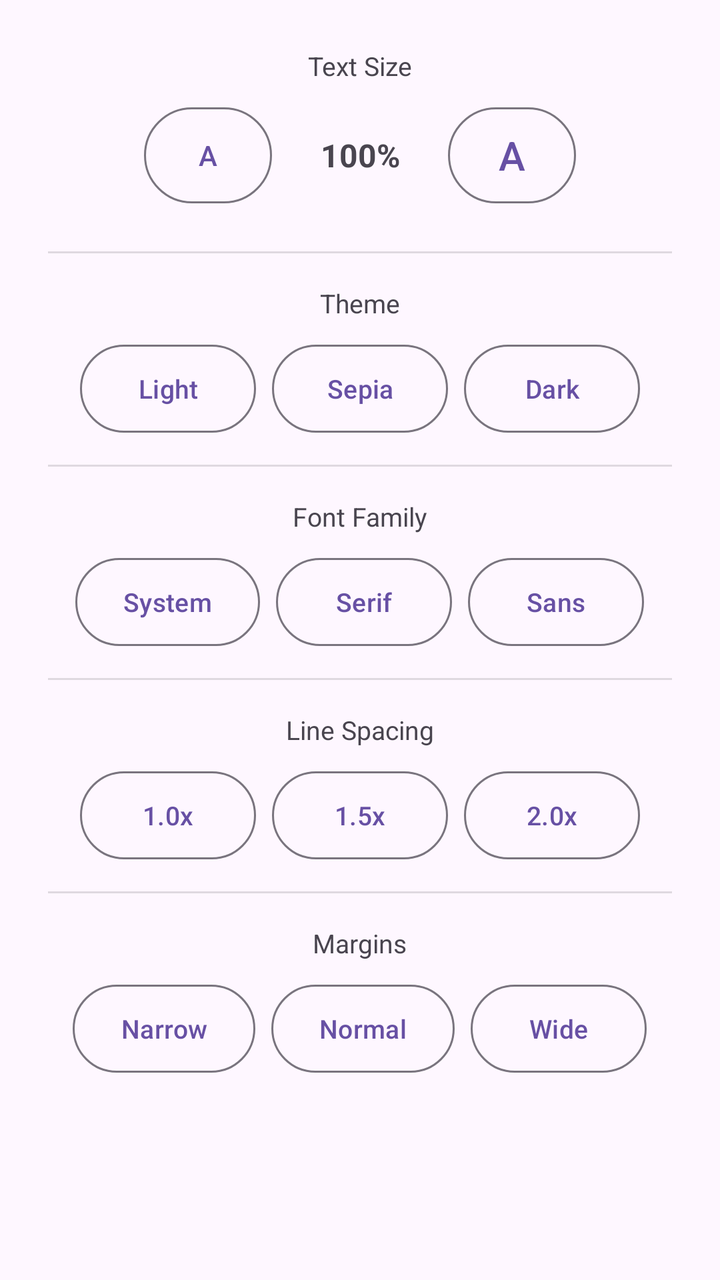
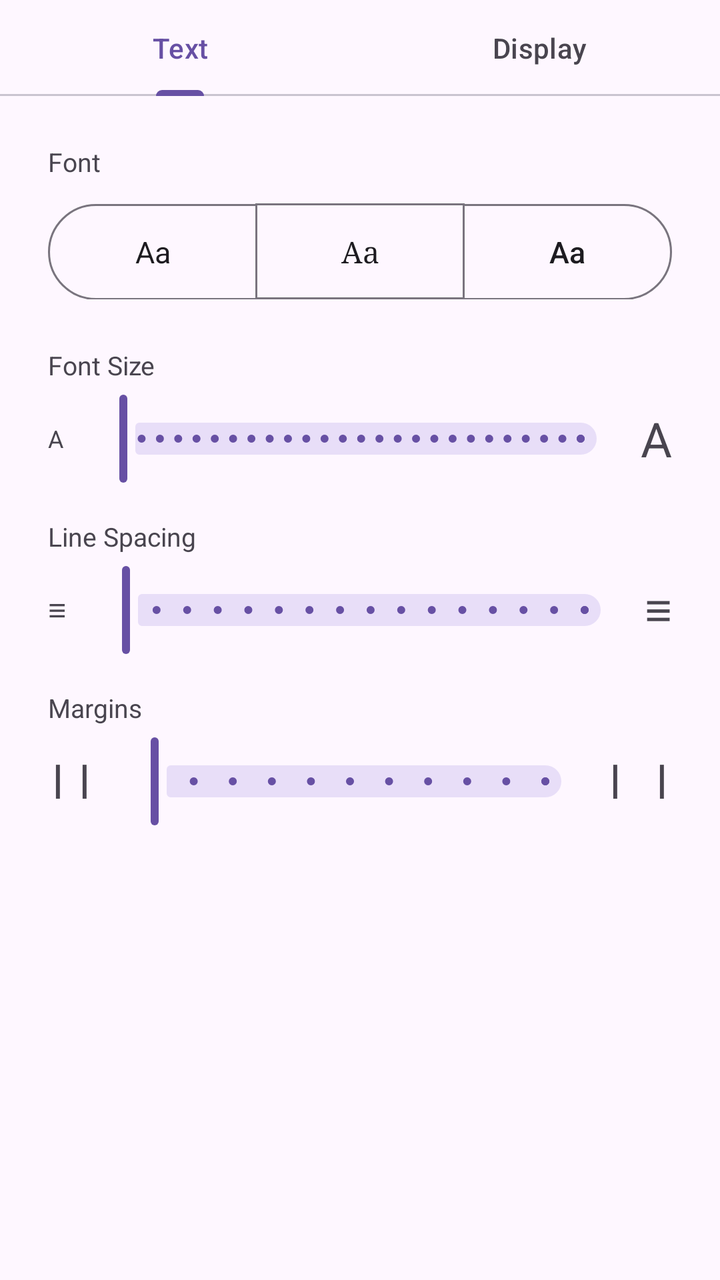

An Android layout rendered at two revisions. The XML below is the earlier revision; the diff shows what the commit changed to produce the second picture.
<!-- AndroidManifest.xml: application theme Theme.BookSync -->
<!-- res/layout/dialog_display_settings.xml -->
<?xml version="1.0" encoding="utf-8"?>
<LinearLayout
    xmlns:android="http://schemas.android.com/apk/res/android"
    android:layout_width="match_parent"
    android:layout_height="wrap_content"
    android:orientation="vertical"
    android:padding="24dp"
    android:gravity="center_horizontal">

    
    <TextView
        android:layout_width="wrap_content"
        android:layout_height="wrap_content"
        android:text="Text Size"
        android:textSize="13sp"
        android:textColor="?android:attr/textColorSecondary"
        android:layout_marginBottom="12dp" />

    <LinearLayout
        android:layout_width="wrap_content"
        android:layout_height="wrap_content"
        android:orientation="horizontal"
        android:gravity="center_vertical"
        android:layout_marginBottom="24dp">

        
        <com.google.android.material.button.MaterialButton
            android:id="@+id/btn_font_decrease"
            style="@style/Widget.Material3.Button.OutlinedButton"
            android:layout_width="64dp"
            android:layout_height="48dp"
            android:text="A"
            android:textSize="14sp"
            android:paddingStart="0dp"
            android:paddingEnd="0dp"
            android:insetTop="0dp"
            android:insetBottom="0dp"
            android:minWidth="0dp" />

        
        <TextView
            android:id="@+id/text_font_size"
            android:layout_width="72dp"
            android:layout_height="wrap_content"
            android:text="100%"
            android:textSize="16sp"
            android:textStyle="bold"
            android:gravity="center"
            android:layout_marginStart="8dp"
            android:layout_marginEnd="8dp" />

        
        <com.google.android.material.button.MaterialButton
            android:id="@+id/btn_font_increase"
            style="@style/Widget.Material3.Button.OutlinedButton"
            android:layout_width="64dp"
            android:layout_height="48dp"
            android:text="A"
            android:textSize="20sp"
            android:paddingStart="0dp"
            android:paddingEnd="0dp"
            android:insetTop="0dp"
            android:insetBottom="0dp"
            android:minWidth="0dp" />
    </LinearLayout>

    
    <View
        android:layout_width="match_parent"
        android:layout_height="1dp"
        android:background="?android:attr/listDivider"
        android:layout_marginBottom="16dp" />

    
    <TextView
        android:layout_width="wrap_content"
        android:layout_height="wrap_content"
        android:text="Theme"
        android:textSize="13sp"
        android:textColor="?android:attr/textColorSecondary"
        android:layout_marginBottom="12dp" />

    <LinearLayout
        android:layout_width="wrap_content"
        android:layout_height="wrap_content"
        android:orientation="horizontal"
        android:gravity="center_vertical">

        
        <com.google.android.material.button.MaterialButton
            android:id="@+id/btn_theme_light"
            style="@style/Widget.Material3.Button.OutlinedButton"
            android:layout_width="wrap_content"
            android:layout_height="44dp"
            android:text="Light"
            android:textSize="13sp"
            android:insetTop="0dp"
            android:insetBottom="0dp"
            android:layout_marginEnd="8dp" />

        
        <com.google.android.material.button.MaterialButton
            android:id="@+id/btn_theme_sepia"
            style="@style/Widget.Material3.Button.OutlinedButton"
            android:layout_width="wrap_content"
            android:layout_height="44dp"
            android:text="Sepia"
            android:textSize="13sp"
            android:insetTop="0dp"
            android:insetBottom="0dp"
            android:layout_marginEnd="8dp" />

        
        <com.google.android.material.button.MaterialButton
            android:id="@+id/btn_theme_dark"
            style="@style/Widget.Material3.Button.OutlinedButton"
            android:layout_width="wrap_content"
            android:layout_height="44dp"
            android:text="Dark"
            android:textSize="13sp"
            android:insetTop="0dp"
            android:insetBottom="0dp" />
    </LinearLayout>

    
    <View
        android:layout_width="match_parent"
        android:layout_height="1dp"
        android:background="?android:attr/listDivider"
        android:layout_marginTop="16dp"
        android:layout_marginBottom="16dp" />

    
    <TextView
        android:layout_width="wrap_content"
        android:layout_height="wrap_content"
        android:text="Font Family"
        android:textSize="13sp"
        android:textColor="?android:attr/textColorSecondary"
        android:layout_marginBottom="12dp" />

    <LinearLayout
        android:layout_width="wrap_content"
        android:layout_height="wrap_content"
        android:orientation="horizontal"
        android:gravity="center_vertical">
        <com.google.android.material.button.MaterialButton
            android:id="@+id/btn_font_system"
            style="@style/Widget.Material3.Button.OutlinedButton"
            android:layout_width="wrap_content"
            android:layout_height="44dp"
            android:text="System"
            android:textSize="13sp"
            android:insetTop="0dp"
            android:insetBottom="0dp"
            android:layout_marginEnd="8dp" />
        <com.google.android.material.button.MaterialButton
            android:id="@+id/btn_font_serif"
            style="@style/Widget.Material3.Button.OutlinedButton"
            android:layout_width="wrap_content"
            android:layout_height="44dp"
            android:text="Serif"
            android:textSize="13sp"
            android:insetTop="0dp"
            android:insetBottom="0dp"
            android:layout_marginEnd="8dp" />
        <com.google.android.material.button.MaterialButton
            android:id="@+id/btn_font_sans"
            style="@style/Widget.Material3.Button.OutlinedButton"
            android:layout_width="wrap_content"
            android:layout_height="44dp"
            android:text="Sans"
            android:textSize="13sp"
            android:insetTop="0dp"
            android:insetBottom="0dp" />
    </LinearLayout>

    
    <View
        android:layout_width="match_parent"
        android:layout_height="1dp"
        android:background="?android:attr/listDivider"
        android:layout_marginTop="16dp"
        android:layout_marginBottom="16dp" />

    
    <TextView
        android:layout_width="wrap_content"
        android:layout_height="wrap_content"
        android:text="Line Spacing"
        android:textSize="13sp"
        android:textColor="?android:attr/textColorSecondary"
        android:layout_marginBottom="12dp" />

    <LinearLayout
        android:layout_width="wrap_content"
        android:layout_height="wrap_content"
        android:orientation="horizontal"
        android:gravity="center_vertical">
        <com.google.android.material.button.MaterialButton
            android:id="@+id/btn_spacing_10"
            style="@style/Widget.Material3.Button.OutlinedButton"
            android:layout_width="wrap_content"
            android:layout_height="44dp"
            android:text="1.0x"
            android:textSize="13sp"
            android:insetTop="0dp"
            android:insetBottom="0dp"
            android:layout_marginEnd="8dp" />
        <com.google.android.material.button.MaterialButton
            android:id="@+id/btn_spacing_15"
            style="@style/Widget.Material3.Button.OutlinedButton"
            android:layout_width="wrap_content"
            android:layout_height="44dp"
            android:text="1.5x"
            android:textSize="13sp"
            android:insetTop="0dp"
            android:insetBottom="0dp"
            android:layout_marginEnd="8dp" />
        <com.google.android.material.button.MaterialButton
            android:id="@+id/btn_spacing_20"
            style="@style/Widget.Material3.Button.OutlinedButton"
            android:layout_width="wrap_content"
            android:layout_height="44dp"
            android:text="2.0x"
            android:textSize="13sp"
            android:insetTop="0dp"
            android:insetBottom="0dp" />
    </LinearLayout>

    
    <View
        android:layout_width="match_parent"
        android:layout_height="1dp"
        android:background="?android:attr/listDivider"
        android:layout_marginTop="16dp"
        android:layout_marginBottom="16dp" />

    
    <TextView
        android:layout_width="wrap_content"
        android:layout_height="wrap_content"
        android:text="Margins"
        android:textSize="13sp"
        android:textColor="?android:attr/textColorSecondary"
        android:layout_marginBottom="12dp" />

    <LinearLayout
        android:layout_width="wrap_content"
        android:layout_height="wrap_content"
        android:orientation="horizontal"
        android:gravity="center_vertical">
        <com.google.android.material.button.MaterialButton
            android:id="@+id/btn_margin_narrow"
            style="@style/Widget.Material3.Button.OutlinedButton"
            android:layout_width="wrap_content"
            android:layout_height="44dp"
            android:text="Narrow"
            android:textSize="13sp"
            android:insetTop="0dp"
            android:insetBottom="0dp"
            android:layout_marginEnd="8dp" />
        <com.google.android.material.button.MaterialButton
            android:id="@+id/btn_margin_normal"
            style="@style/Widget.Material3.Button.OutlinedButton"
            android:layout_width="wrap_content"
            android:layout_height="44dp"
            android:text="Normal"
            android:textSize="13sp"
            android:insetTop="0dp"
            android:insetBottom="0dp"
            android:layout_marginEnd="8dp" />
        <com.google.android.material.button.MaterialButton
            android:id="@+id/btn_margin_wide"
            style="@style/Widget.Material3.Button.OutlinedButton"
            android:layout_width="wrap_content"
            android:layout_height="44dp"
            android:text="Wide"
            android:textSize="13sp"
            android:insetTop="0dp"
            android:insetBottom="0dp" />
    </LinearLayout>

</LinearLayout>
<!-- resources referenced by this layout -->
<resources>
  <style name="Theme.BookSync" parent="Theme.Material3.DayNight.NoActionBar" />
</resources>

<!-- the commit's change to res/layout/dialog_display_settings.xml (unified diff, before → after) -->
@@ -1,284 +1,356 @@
 <?xml version="1.0" encoding="utf-8"?>
 <LinearLayout
     xmlns:android="http://schemas.android.com/apk/res/android"
+    xmlns:app="http://schemas.android.com/apk/res-auto"
     android:layout_width="match_parent"
     android:layout_height="wrap_content"
-    android:orientation="vertical"
-    android:padding="24dp"
-    android:gravity="center_horizontal">
+    android:orientation="vertical">
 
     
-    <TextView
-        android:layout_width="wrap_content"
+    <com.google.android.material.tabs.TabLayout
+        android:id="@+id/tab_layout"
+        android:layout_width="match_parent"
         android:layout_height="wrap_content"
-        android:text="Text Size"
-        android:textSize="13sp"
-        android:textColor="?android:attr/textColorSecondary"
-        android:layout_marginBottom="12dp" />
-
-    <LinearLayout
-        android:layout_width="wrap_content"
+        app:tabMode="fixed"
+        app:tabGravity="fill"
+        app:tabIndicatorColor="?attr/colorPrimary"
+        app:tabTextColor="?android:attr/textColorSecondary"
+        app:tabSelectedTextColor="?attr/colorPrimary">
+
+        <com.google.android.material.tabs.TabItem
+            android:layout_width="wrap_content"
+            android:layout_height="wrap_content"
+            android:text="Text" />
+
+        <com.google.android.material.tabs.TabItem
+            android:layout_width="wrap_content"
+            android:layout_height="wrap_content"
+            android:text="Display" />
+    </com.google.android.material.tabs.TabLayout>
+
+    
+    <FrameLayout
+        android:layout_width="match_parent"
         android:layout_height="wrap_content"
-        android:orientation="horizontal"
-        android:gravity="center_vertical"
-        android:layout_marginBottom="24dp">
+        android:padding="24dp">
 
         
-        <com.google.android.material.button.MaterialButton
-            android:id="@+id/btn_font_decrease"
-            style="@style/Widget.Material3.Button.OutlinedButton"
-            android:layout_width="64dp"
-            android:layout_height="48dp"
-            android:text="A"
-            android:textSize="14sp"
-            android:paddingStart="0dp"
-            android:paddingEnd="0dp"
-            android:insetTop="0dp"
-            android:insetBottom="0dp"
-            android:minWidth="0dp" />
+        <LinearLayout
+            android:id="@+id/tab_text_content"
+            android:layout_width="match_parent"
+            android:layout_height="wrap_content"
+            android:orientation="vertical"
+            android:visibility="visible">
+
+            
+            <TextView
+                android:layout_width="wrap_content"
+                android:layout_height="wrap_content"
+                android:text="Font"
+                android:textSize="13sp"
+                android:textColor="?android:attr/textColorSecondary"
+                android:layout_marginBottom="12dp" />
+
+            <com.google.android.material.button.MaterialButtonToggleGroup
+                android:id="@+id/font_family_group"
+                android:layout_width="match_parent"
+                android:layout_height="wrap_content"
+                app:singleSelection="true"
+                app:selectionRequired="true"
+                android:layout_marginBottom="24dp">
+
+                <com.google.android.material.button.MaterialButton
+                    android:id="@+id/btn_font_system"
+                    style="@style/Widget.Material3.Button.OutlinedButton"
+                    android:layout_width="0dp"
+                    android:layout_weight="1"
+                    android:layout_height="48dp"
+                    android:text="Aa"
+                    android:textSize="15sp"
+                    android:fontFamily="sans-serif"
+                    android:insetTop="0dp"
+                    android:insetBottom="0dp" />
+
+                <com.google.android.material.button.MaterialButton
+                    android:id="@+id/btn_font_serif"
+                    style="@style/Widget.Material3.Button.OutlinedButton"
+                    android:layout_width="0dp"
+                    android:layout_weight="1"
+                    android:layout_height="48dp"
+                    android:text="Aa"
+                    android:textSize="15sp"
+                    android:fontFamily="serif"
+                    android:insetTop="0dp"
+                    android:insetBottom="0dp" />
+
+                <com.google.android.material.button.MaterialButton
+                    android:id="@+id/btn_font_sans"
+                    style="@style/Widget.Material3.Button.OutlinedButton"
+                    android:layout_width="0dp"
+                    android:layout_weight="1"
+                    android:layout_height="48dp"
+                    android:text="Aa"
+                    android:textSize="15sp"
+                    android:fontFamily="sans-serif-medium"
+                    android:insetTop="0dp"
+                    android:insetBottom="0dp" />
+            </com.google.android.material.button.MaterialButtonToggleGroup>
+
+            
+            <TextView
+                android:layout_width="wrap_content"
+                android:layout_height="wrap_content"
+                android:text="Font Size"
+                android:textSize="13sp"
+                android:textColor="?android:attr/textColorSecondary"
+                android:layout_marginBottom="4dp" />
+
+            <LinearLayout
+                android:layout_width="match_parent"
+                android:layout_height="wrap_content"
+                android:orientation="horizontal"
+                android:gravity="center_vertical"
+                android:layout_marginBottom="16dp">
+
+                <TextView
+                    android:layout_width="wrap_content"
+                    android:layout_height="wrap_content"
+                    android:text="A"
+                    android:textSize="12sp"
+                    android:textColor="?android:attr/textColorSecondary"
+                    android:layout_marginEnd="8dp" />
+
+                <com.google.android.material.slider.Slider
+                    android:id="@+id/slider_font_size"
+                    android:layout_width="0dp"
+                    android:layout_weight="1"
+                    android:layout_height="wrap_content"
+                    android:valueFrom="50"
+                    android:valueTo="300"
+                    android:stepSize="10" />
+
+                <TextView
+                    android:layout_width="wrap_content"
+                    android:layout_height="wrap_content"
+                    android:text="A"
+                    android:textSize="24sp"
+                    android:textColor="?android:attr/textColorSecondary"
+                    android:layout_marginStart="8dp" />
+            </LinearLayout>
+
+            
+            <TextView
+                android:layout_width="wrap_content"
+                android:layout_height="wrap_content"
+                android:text="Line Spacing"
+                android:textSize="13sp"
+                android:textColor="?android:attr/textColorSecondary"
+                android:layout_marginBottom="4dp" />
+
+            <LinearLayout
+                android:layout_width="match_parent"
+                android:layout_height="wrap_content"
+                android:orientation="horizontal"
+                android:gravity="center_vertical"
+                android:layout_marginBottom="16dp">
+
+                <TextView
+                    android:layout_width="wrap_content"
+                    android:layout_height="wrap_content"
+                    android:text="≡"
+                    android:textSize="16sp"
+                    android:textColor="?android:attr/textColorSecondary"
+                    android:layout_marginEnd="8dp" />
+
+                <com.google.android.material.slider.Slider
+                    android:id="@+id/slider_spacing"
+                    android:layout_width="0dp"
+                    android:layout_weight="1"
+                    android:layout_height="wrap_content"
+                    android:valueFrom="1.0"
+                    android:valueTo="2.5"
+                    android:stepSize="0.1" />
+
+                <TextView
+                    android:layout_width="wrap_content"
+                    android:layout_height="wrap_content"
+                    android:text="≡"
+                    android:textSize="24sp"
+                    android:textColor="?android:attr/textColorSecondary"
+                    android:layout_marginStart="8dp" />
+            </LinearLayout>
+
+            
+            <TextView
+                android:layout_width="wrap_content"
+                android:layout_height="wrap_content"
+                android:text="Margins"
+                android:textSize="13sp"
+                android:textColor="?android:attr/textColorSecondary"
+                android:layout_marginBottom="4dp" />
+
+            <LinearLayout
+                android:layout_width="match_parent"
+                android:layout_height="wrap_content"
+                android:orientation="horizontal"
+                android:gravity="center_vertical">
+
+                <TextView
+                    android:layout_width="wrap_content"
+                    android:layout_height="wrap_content"
+                    android:text="┃ ┃"
+                    android:textSize="14sp"
+                    android:textColor="?android:attr/textColorSecondary"
+                    android:layout_marginEnd="8dp" />
+
+                <com.google.android.material.slider.Slider
+                    android:id="@+id/slider_margins"
+                    android:layout_width="0dp"
+                    android:layout_weight="1"
+                    android:layout_height="wrap_content"
+                    android:valueFrom="0.5"
+                    android:valueTo="3.0"
+                    android:stepSize="0.25" />
+
+                <TextView
+                    android:layout_width="wrap_content"
+                    android:layout_height="wrap_content"
+                    android:text="┃    ┃"
+                    android:textSize="14sp"
+                    android:textColor="?android:attr/textColorSecondary"
+                    android:layout_marginStart="8dp" />
+            </LinearLayout>
+
+        </LinearLayout>
 
         
-        <TextView
-            android:id="@+id/text_font_size"
-            android:layout_width="72dp"
+        <LinearLayout
+            android:id="@+id/tab_display_content"
+            android:layout_width="match_parent"
             android:layout_height="wrap_content"
-            android:text="100%"
-            android:textSize="16sp"
-            android:textStyle="bold"
-            android:gravity="center"
-            android:layout_marginStart="8dp"
-            android:layout_marginEnd="8dp" />
-
-        
-        <com.google.android.material.button.MaterialButton
-            android:id="@+id/btn_font_increase"
-            style="@style/Widget.Material3.Button.OutlinedButton"
-            android:layout_width="64dp"
-            android:layout_height="48dp"
-            android:text="A"
-            android:textSize="20sp"
-            android:paddingStart="0dp"
-            android:paddingEnd="0dp"
-            android:insetTop="0dp"
-            android:insetBottom="0dp"
-            android:minWidth="0dp" />
-    </LinearLayout>
-
-    
-    <View
-        android:layout_width="match_parent"
-        android:layout_height="1dp"
-        android:background="?android:attr/listDivider"
-        android:layout_marginBottom="16dp" />
-
-    
-    <TextView
-        android:layout_width="wrap_content"
-        android:layout_height="wrap_content"
-        android:text="Theme"
-        android:textSize="13sp"
-        android:textColor="?android:attr/textColorSecondary"
-        android:layout_marginBottom="12dp" />
-
-    <LinearLayout
-        android:layout_width="wrap_content"
-        android:layout_height="wrap_content"
-        android:orientation="horizontal"
-        android:gravity="center_vertical">
-
-        
-        <com.google.android.material.button.MaterialButton
-            android:id="@+id/btn_theme_light"
-            style="@style/Widget.Material3.Button.OutlinedButton"
-            android:layout_width="wrap_content"
-            android:layout_height="44dp"
-            android:text="Light"
-            android:textSize="13sp"
-            android:insetTop="0dp"
-            android:insetBottom="0dp"
-            android:layout_marginEnd="8dp" />
-
-        
-        <com.google.android.material.button.MaterialButton
-            android:id="@+id/btn_theme_sepia"
-            style="@style/Widget.Material3.Button.OutlinedButton"
-            android:layout_width="wrap_content"
-            android:layout_height="44dp"
-            android:text="Sepia"
-            android:textSize="13sp"
-            android:insetTop="0dp"
-            android:insetBottom="0dp"
-            android:layout_marginEnd="8dp" />
-
-        
-        <com.google.android.material.button.MaterialButton
-            android:id="@+id/btn_theme_dark"
-            style="@style/Widget.Material3.Button.OutlinedButton"
-            android:layout_width="wrap_content"
-            android:layout_height="44dp"
-            android:text="Dark"
-            android:textSize="13sp"
-            android:insetTop="0dp"
-            android:insetBottom="0dp" />
-    </LinearLayout>
-
-    
-    <View
-        android:layout_width="match_parent"
-        android:layout_height="1dp"
-        android:background="?android:attr/listDivider"
-        android:layout_marginTop="16dp"
-        android:layout_marginBottom="16dp" />
-
-    
-    <TextView
-        android:layout_width="wrap_content"
-        android:layout_height="wrap_content"
-        android:text="Font Family"
-        android:textSize="13sp"
-        android:textColor="?android:attr/textColorSecondary"
-        android:layout_marginBottom="12dp" />
-
-    <LinearLayout
-        android:layout_width="wrap_content"
-        android:layout_height="wrap_content"
-        android:orientation="horizontal"
-        android:gravity="center_vertical">
-        <com.google.android.material.button.MaterialButton
-            android:id="@+id/btn_font_system"
-            style="@style/Widget.Material3.Button.OutlinedButton"
-            android:layout_width="wrap_content"
-            android:layout_height="44dp"
-            android:text="System"
-            android:textSize="13sp"
-            android:insetTop="0dp"
-            android:insetBottom="0dp"
-            android:layout_marginEnd="8dp" />
-        <com.google.android.material.button.MaterialButton
-            android:id="@+id/btn_font_serif"
-            style="@style/Widget.Material3.Button.OutlinedButton"
-            android:layout_width="wrap_content"
-            android:layout_height="44dp"
-            android:text="Serif"
-            android:textSize="13sp"
-            android:insetTop="0dp"
-            android:insetBottom="0dp"
-            android:layout_marginEnd="8dp" />
-        <com.google.android.material.button.MaterialButton
-            android:id="@+id/btn_font_sans"
-            style="@style/Widget.Material3.Button.OutlinedButton"
-            android:layout_width="wrap_content"
-            android:layout_height="44dp"
-            android:text="Sans"
-            android:textSize="13sp"
-            android:insetTop="0dp"
-            android:insetBottom="0dp" />
-    </LinearLayout>
-
-    
-    <View
-        android:layout_width="match_parent"
-        android:layout_height="1dp"
-        android:background="?android:attr/listDivider"
-        android:layout_marginTop="16dp"
-        android:layout_marginBottom="16dp" />
-
-    
-    <TextView
-        android:layout_width="wrap_content"
-        android:layout_height="wrap_content"
-        android:text="Line Spacing"
-        android:textSize="13sp"
-        android:textColor="?android:attr/textColorSecondary"
-        android:layout_marginBottom="12dp" />
-
-    <LinearLayout
-        android:layout_width="wrap_content"
-        android:layout_height="wrap_content"
-        android:orientation="horizontal"
-        android:gravity="center_vertical">
-        <com.google.android.material.button.MaterialButton
-            android:id="@+id/btn_spacing_10"
-            style="@style/Widget.Material3.Button.OutlinedButton"
-            android:layout_width="wrap_content"
-            android:layout_height="44dp"
-            android:text="1.0x"
-            android:textSize="13sp"
-            android:insetTop="0dp"
-            android:insetBottom="0dp"
-            android:layout_marginEnd="8dp" />
-        <com.google.android.material.button.MaterialButton
-            android:id="@+id/btn_spacing_15"
-            style="@style/Widget.Material3.Button.OutlinedButton"
-            android:layout_width="wrap_content"
-            android:layout_height="44dp"
-            android:text="1.5x"
-            android:textSize="13sp"
-            android:insetTop="0dp"
-            android:insetBottom="0dp"
-            android:layout_marginEnd="8dp" />
-        <com.google.android.material.button.MaterialButton
-            android:id="@+id/btn_spacing_20"
-            style="@style/Widget.Material3.Button.OutlinedButton"
-            android:layout_width="wrap_content"
-            android:layout_height="44dp"
-            android:text="2.0x"
-            android:textSize="13sp"
-            android:insetTop="0dp"
-            android:insetBottom="0dp" />
-    </LinearLayout>
-
-    
-    <View
-        android:layout_width="match_parent"
-        android:layout_height="1dp"
-        android:background="?android:attr/listDivider"
-        android:layout_marginTop="16dp"
-        android:layout_marginBottom="16dp" />
-
-    
-    <TextView
-        android:layout_width="wrap_content"
-        android:layout_height="wrap_content"
-        android:text="Margins"
-        android:textSize="13sp"
-        android:textColor="?android:attr/textColorSecondary"
-        android:layout_marginBottom="12dp" />
-
-    <LinearLayout
-        android:layout_width="wrap_content"
-        android:layout_height="wrap_content"
-        android:orientation="horizontal"
-        android:gravity="center_vertical">
-        <com.google.android.material.button.MaterialButton
-            android:id="@+id/btn_margin_narrow"
-            style="@style/Widget.Material3.Button.OutlinedButton"
-            android:layout_width="wrap_content"
-            android:layout_height="44dp"
-            android:text="Narrow"
-            android:textSize="13sp"
-            android:insetTop="0dp"
-            android:insetBottom="0dp"
-            android:layout_marginEnd="8dp" />
-        <com.google.android.material.button.MaterialButton
-            android:id="@+id/btn_margin_normal"
-            style="@style/Widget.Material3.Button.OutlinedButton"
-            android:layout_width="wrap_content"
-            android:layout_height="44dp"
-            android:text="Normal"
-            android:textSize="13sp"
-            android:insetTop="0dp"
-            android:insetBottom="0dp"
-            android:layout_marginEnd="8dp" />
-        <com.google.android.material.button.MaterialButton
-            android:id="@+id/btn_margin_wide"
-            style="@style/Widget.Material3.Button.OutlinedButton"
-            android:layout_width="wrap_content"
-            android:layout_height="44dp"
-            android:text="Wide"
-            android:textSize="13sp"
-            android:insetTop="0dp"
-            android:insetBottom="0dp" />
-    </LinearLayout>
-
+            android:orientation="vertical"
+            android:visibility="gone">
+
+            <TextView
+                android:layout_width="wrap_content"
+                android:layout_height="wrap_content"
+                android:text="Theme"
+                android:textSize="13sp"
+                android:textColor="?android:attr/textColorSecondary"
+                android:layout_marginBottom="16dp" />
+
+            
+            <LinearLayout
+                android:layout_width="match_parent"
+                android:layout_height="wrap_content"
+                android:orientation="horizontal"
+                android:gravity="center">
+
+                
+                <FrameLayout
+                    android:layout_width="0dp"
+                    android:layout_weight="1"
+                    android:layout_height="wrap_content"
+                    android:layout_marginEnd="8dp">
+                    <com.google.android.material.card.MaterialCardView
+                        android:id="@+id/btn_theme_light"
+                        android:layout_width="match_parent"
+                        android:layout_height="100dp"
+                        app:cardBackgroundColor="#FFFFFF"
+                        app:strokeWidth="1dp"
+                        app:strokeColor="#E0E0E0"
+                        app:cardCornerRadius="12dp"
+                        app:cardElevation="0dp"
+                        android:clickable="true"
+                        android:focusable="true">
+                        <TextView
+                            android:layout_width="match_parent"
+                            android:layout_height="match_parent"
+                            android:text="Aa"
+                            android:textSize="20sp"
+                            android:textColor="#1C1C1E"
+                            android:gravity="center" />
+                    </com.google.android.material.card.MaterialCardView>
+                    <ImageView
+                        android:id="@+id/check_theme_light"
+                        android:layout_width="20dp"
+                        android:layout_height="20dp"
+                        android:src="@android:drawable/checkbox_on_background"
+                        android:layout_gravity="top|end"
+                        android:layout_margin="6dp"
+                        android:visibility="gone"
+                        app:tint="?attr/colorPrimary" />
+                </FrameLayout>
+
+                
+                <FrameLayout
+                    android:layout_width="0dp"
+                    android:layout_weight="1"
+                    android:layout_height="wrap_content"
+                    android:layout_marginEnd="8dp">
+                    <com.google.android.material.card.MaterialCardView
+                        android:id="@+id/btn_theme_sepia"
+                        android:layout_width="match_parent"
+                        android:layout_height="100dp"
+                        app:cardBackgroundColor="#F5E6C8"
+                        app:cardCornerRadius="12dp"
+                        app:cardElevation="0dp"
+                        android:clickable="true"
+                        android:focusable="true">
+                        <TextView
+                            android:layout_width="match_parent"
+                            android:layout_height="match_parent"
+                            android:text="Aa"
+                            android:textSize="20sp"
+                            android:textColor="#5B4636"
+                            android:gravity="center" />
+                    </com.google.android.material.card.MaterialCardView>
+                    <ImageView
+                        android:id="@+id/check_theme_sepia"
+                        android:layout_width="20dp"
+                        android:layout_height="20dp"
+                        android:src="@android:drawable/checkbox_on_background"
+                        android:layout_gravity="top|end"
+                        android:layout_margin="6dp"
+                        android:visibility="gone"
+                        app:tint="?attr/colorPrimary" />
+                </FrameLayout>
+
+                
+                <FrameLayout
+                    android:layout_width="0dp"
+                    android:layout_weight="1"
+                    android:layout_height="wrap_content">
+                    <com.google.android.material.card.MaterialCardView
+                        android:id="@+id/btn_theme_dark"
+                        android:layout_width="match_parent"
+                        android:layout_height="100dp"
+                        app:cardBackgroundColor="#1C1C1E"
+                        app:cardCornerRadius="12dp"
+                        app:cardElevation="0dp"
+                        android:clickable="true"
+                        android:focusable="true">
+                        <TextView
+                            android:layout_width="match_parent"
+                            android:layout_height="match_parent"
+                            android:text="Aa"
+                            android:textSize="20sp"
+                            android:textColor="#FFFFFF"
+                            android:gravity="center" />
+                    </com.google.android.material.card.MaterialCardView>
+                    <ImageView
+                        android:id="@+id/check_theme_dark"
+                        android:layout_width="20dp"
+                        android:layout_height="20dp"
+                        android:src="@android:drawable/checkbox_on_background"
+                        android:layout_gravity="top|end"
+                        android:layout_margin="6dp"
+                        android:visibility="gone"
+                        app:tint="?attr/colorPrimary" />
+                </FrameLayout>
+
+            </LinearLayout>
+        </LinearLayout>
+
+    </FrameLayout>
 </LinearLayout>
